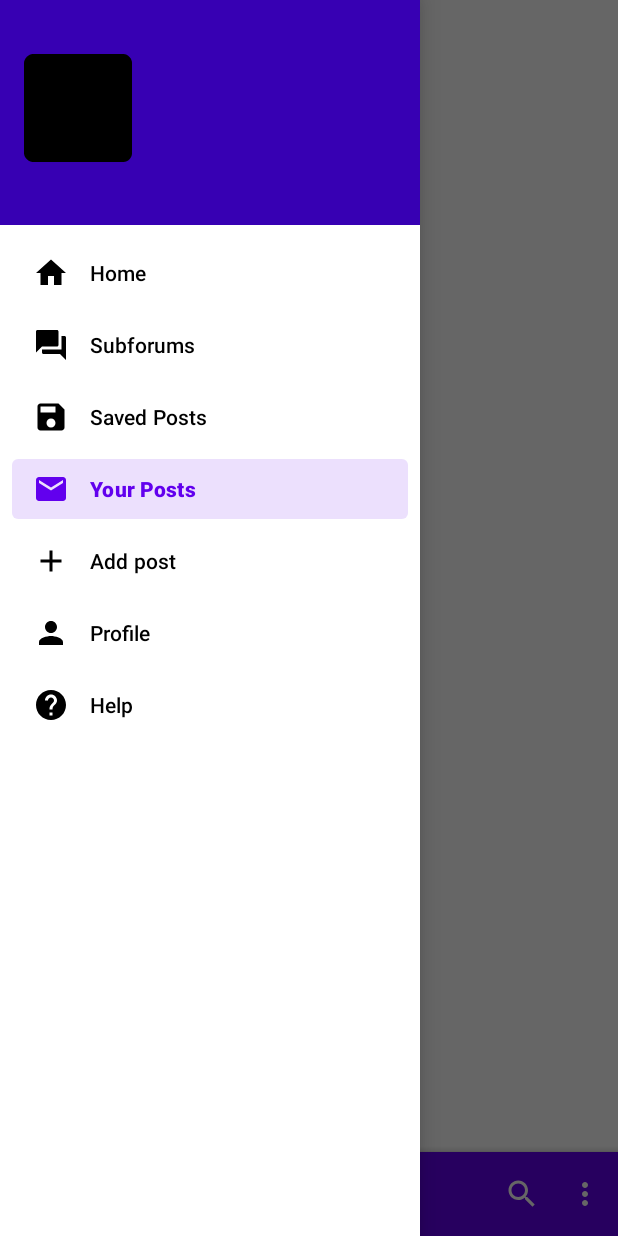
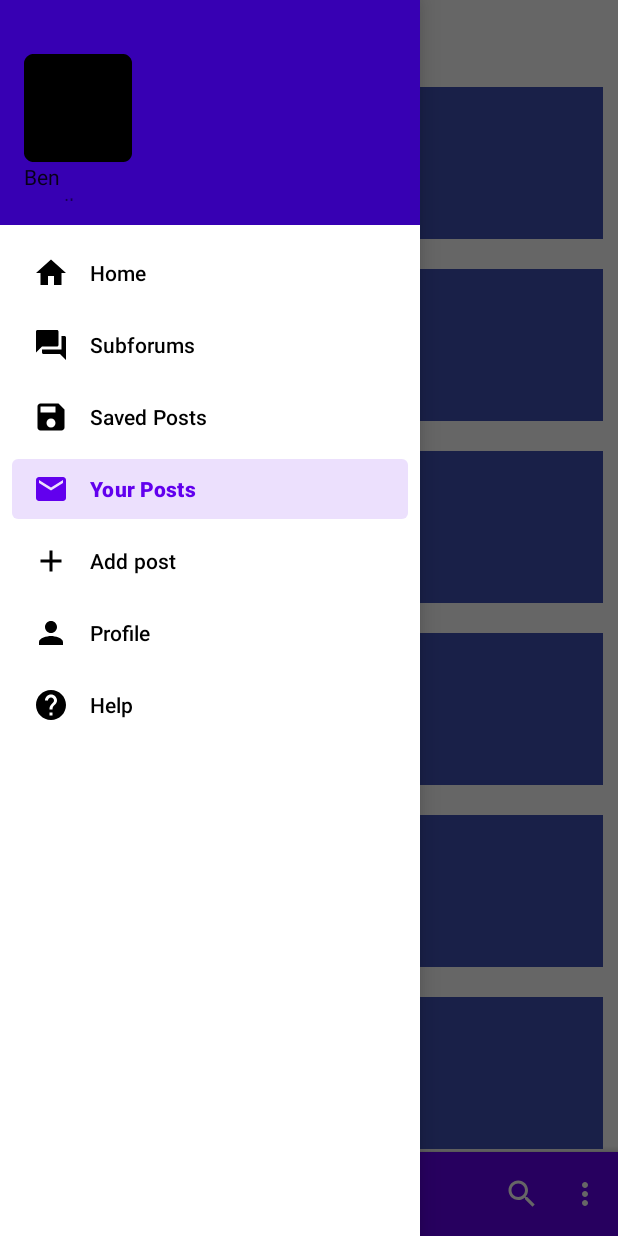
Before and after one commit to banny99/School-forum, an Android app: the YourPostsFragment screen opened through its navigation route, with the side drawer open, on a phone screen of 412 x 824 dp. Run offline under Robolectric (Android 15) with nearby library versions, the phone set to English and light mode, and no system bars; our stand-ins replace Room's generated code, navigation-ui.

Commit message:
few fixes in UI + view models basic methods so far

```diff
--- a/app/src/main/java/benji/and/mishku/inc/viaforum/contracts/SubforumsService.java
+++ b/app/src/main/java/benji/and/mishku/inc/viaforum/contracts/SubforumsService.java
@@ -11,6 +11,6 @@ public interface SubforumsService {
     void addSubforum(Subforum s);
     void updateSubforum(Subforum s);
     void deleteSubforum(Subforum s);
-//    void subscribeToSubforum(Long userId, Long subforumId);
+    void subscribeToSubforum(Long userId, Long subforumId);
 
 }
--- a/app/src/main/java/benji/and/mishku/inc/viaforum/repositories/ForumDatabase.java
+++ b/app/src/main/java/benji/and/mishku/inc/viaforum/repositories/ForumDatabase.java
@@ -26,7 +26,7 @@ public abstract class ForumDatabase extends RoomDatabase {
     public static synchronized   ForumDatabase getInstance(Context context){
         if(instance==null){
             instance= Room.databaseBuilder(context.getApplicationContext(), ForumDatabase.class,"forum_database")
-                .allowMainThreadQueries().build();
+                    .allowMainThreadQueries().build();
         }
         return instance;
     }
--- a/app/src/main/java/benji/and/mishku/inc/viaforum/repositories/PostsRepository.java
+++ b/app/src/main/java/benji/and/mishku/inc/viaforum/repositories/PostsRepository.java
@@ -10,15 +10,14 @@ import java.util.Map;
 import java.util.Objects;
 import java.util.concurrent.ExecutorService;
 import java.util.concurrent.Executors;
+import java.util.concurrent.atomic.AtomicReference;
 import java.util.concurrent.locks.ReentrantLock;
 
 import benji.and.mishku.inc.viaforum.contracts.PostsService;
-import benji.and.mishku.inc.viaforum.models.Comment;
 import benji.and.mishku.inc.viaforum.models.Post;
 import benji.and.mishku.inc.viaforum.models.Subforum;
 import benji.and.mishku.inc.viaforum.models.User;
 import benji.and.mishku.inc.viaforum.repositories.DAO.PostsDAO;
-import benji.and.mishku.inc.viaforum.repositories.DAO.SubforumsDAO;
 //TODO Add try catches for SQLite Exceptions and handle accordingly
 
 public class PostsRepository implements PostsService {
@@ -71,7 +70,6 @@ public class PostsRepository implements PostsService {
 
     @Override
     public LiveData<List<Post>> getAllPosts() {
-        List<Post> posts=dao.getAllPosts().getValue();
         return dao.getAllPosts();
     }
 
--- a/app/src/main/java/benji/and/mishku/inc/viaforum/viewModels/PostsViewModel.java
+++ b/app/src/main/java/benji/and/mishku/inc/viaforum/viewModels/PostsViewModel.java
@@ -4,6 +4,8 @@ import android.app.Application;
 import androidx.annotation.NonNull;
 import androidx.lifecycle.AndroidViewModel;
 import androidx.lifecycle.LiveData;
+import androidx.room.RxRoom;
+
 import java.util.List;
 import benji.and.mishku.inc.viaforum.contracts.PostsService;
 import benji.and.mishku.inc.viaforum.models.Post;
--- a/app/src/main/java/benji/and/mishku/inc/viaforum/viewModels/UserViewModel.java
+++ b/app/src/main/java/benji/and/mishku/inc/viaforum/viewModels/UserViewModel.java
@@ -19,6 +19,7 @@ public class UserViewModel extends AndroidViewModel {
         userService.addUser(user);
     }
     public User getUserByUsername(String username){
+
         return userService.getUserByUsername(username);
     }
 }
--- a/app/src/main/java/benji/and/mishku/inc/viaforum/views/MainActivity.java
+++ b/app/src/main/java/benji/and/mishku/inc/viaforum/views/MainActivity.java
@@ -3,28 +3,37 @@ package benji.and.mishku.inc.viaforum.views;
 import androidx.appcompat.app.AppCompatActivity;
 import androidx.appcompat.widget.Toolbar;
 import android.os.Bundle;
+import android.util.Log;
 import android.view.Menu;
 import android.view.MenuItem;
 import android.view.View;
 import android.widget.TextView;
 import androidx.core.view.GravityCompat;
 import androidx.drawerlayout.widget.DrawerLayout;
+import androidx.fragment.app.FragmentTransaction;
 import androidx.lifecycle.ViewModelProvider;
 import androidx.navigation.*;
 import androidx.navigation.ui.AppBarConfiguration;
 import androidx.navigation.ui.NavigationUI;
+
+import com.google.android.material.floatingactionbutton.FloatingActionButton;
 import com.google.android.material.navigation.NavigationView;
+
+import java.sql.Date;
+import java.time.Instant;
+
 import benji.and.mishku.inc.viaforum.R;
+import benji.and.mishku.inc.viaforum.models.Post;
 import benji.and.mishku.inc.viaforum.models.User;
 import benji.and.mishku.inc.viaforum.viewModels.PostsViewModel;
 import benji.and.mishku.inc.viaforum.viewModels.UserViewModel;
 
-public class MainActivity extends AppCompatActivity {
+public class MainActivity extends AppCompatActivity implements View.OnClickListener {
     NavigationView navDrawer;
     DrawerLayout drawerLayout;
     NavController navController;
     AppBarConfiguration appBarConfiguration;
-
+    FloatingActionButton actionButton;
     Toolbar toolbarBottom;
     UserViewModel userViewModel;
     PostsViewModel postsViewModel;
@@ -42,12 +51,13 @@ public class MainActivity extends AppCompatActivity {
         setContentView(benji.and.mishku.inc.viaforum.R.layout.activity_main);
         initViews();
         navSetup();
-
-//        User tempUser = new User("Ben", "email", "pass",new Date(101199));
-//        userViewModel.addUser(tempUser);
-//        for (int i=1;i<=20;i++){
-//            postsViewModel.addPost(new Post( "title"+i,"text"+i, 1L,1L, Instant.now()));
-//        }
+        User tempUser = new User("Ben", "email", "pass",new Date(101199));
+        userViewModel.addUser(tempUser);
+        actionButton=findViewById(R.id.addPostButton);
+        actionButton.setOnClickListener(view -> navController.navigate(R.id.nav_add_post));
+        for (int i=1;i<=20;i++){
+            postsViewModel.addPost(new Post( "title"+i,"text"+i, 1L,1L, Instant.now()));
+        }
 
         View headerView=navDrawer.getHeaderView(0);
         TextView username=headerView.findViewById(R.id.userName);
@@ -87,4 +97,12 @@ public class MainActivity extends AppCompatActivity {
         else
             super.onBackPressed();
     }
+
+    @Override
+    public void onClick(View view) {
+        Log.println(Log.WARN,"Click","Clicked");
+        if(view.getId()==R.id.addPostButton){
+            navController.navigate(R.id.nav_add_post);
+        }
+    }
 }
--- a/app/src/main/res/layout/activity_main.xml
+++ b/app/src/main/res/layout/activity_main.xml
@@ -19,12 +19,13 @@
             android:layout_width="match_parent"
             android:layout_height="?actionBarSize"
             android:layout_gravity="bottom"
+
             app:menu="@menu/bottom_app_bar"
             app:navigationIcon="@drawable/ic_baseline_menu_24" />
         <com.google.android.material.floatingactionbutton.FloatingActionButton
+            android:id="@+id/addPostButton"
             android:layout_width="wrap_content"
             android:layout_height="wrap_content"
-            android:contentDescription="TODO"
             app:layout_anchor="@id/bottomAppBar"
             app:srcCompat="@drawable/ic_baseline_add_24" />
 
@@ -34,6 +35,7 @@
             android:layout_width="match_parent"
             android:layout_height="match_parent"
             app:defaultNavHost="true"
+            android:layout_marginBottom="?actionBarSize"
             app:layout_constraintBottom_toTopOf="@id/bottomAppBar"
             app:layout_constraintLeft_toLeftOf="parent"
             app:layout_constraintRight_toRightOf="parent"
--- a/app/src/main/res/layout/post_list_item.xml
+++ b/app/src/main/res/layout/post_list_item.xml
@@ -2,10 +2,11 @@
 <LinearLayout
     xmlns:android="http://schemas.android.com/apk/res/android"
     android:layout_width="match_parent"
-    android:layout_height="100dp"
+    android:layout_height="wrap_content"
     android:orientation="vertical"
     android:background="#3F51B5"
-    android:layout_margin="10dp">
+    android:layout_margin="10dp"
+    >
 
     <TextView
         android:id="@+id/postTitle"
```
Also changed, not shown: app/src/main/java/benji/and/mishku/inc/viaforum/repositories/CommentsRepository.java (+19 -3 lines), app/src/main/java/benji/and/mishku/inc/viaforum/repositories/SubforumsRepository.java (+6 -1 lines), app/src/main/java/benji/and/mishku/inc/viaforum/repositories/UserRepository.java (+11 -1 lines), app/src/main/java/benji/and/mishku/inc/viaforum/viewModels/CommentsViewModel.java (+24 -1 lines), app/src/main/java/benji/and/mishku/inc/viaforum/viewModels/SubforumsViewModel.java (+18 -1 lines), app/src/main/res/layout/fragment_your_posts.xml (+8 -7 lines), 1 other file.
